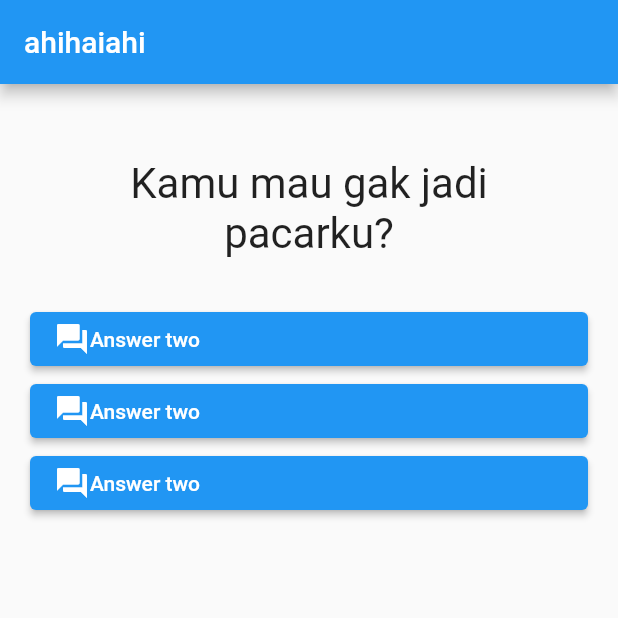
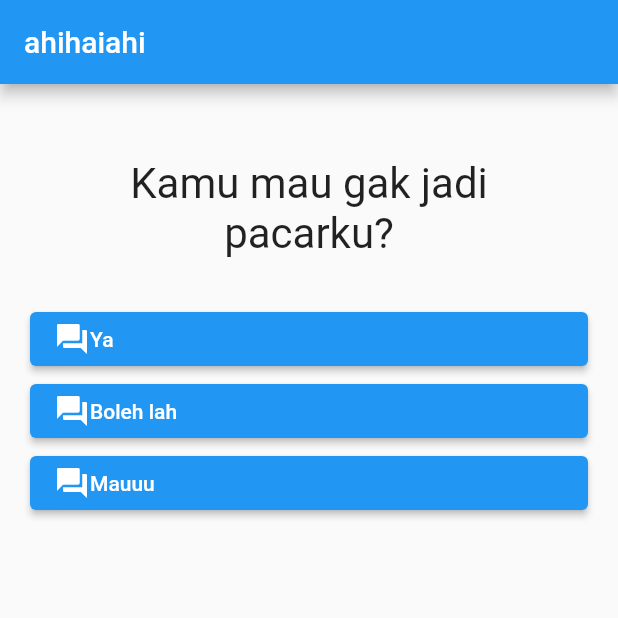
Before and after one commit to raihanadf/flutter-quiz, a Flutter app: the screen it shows after launch, on a phone screen of 412 x 824 dp, the top half of it. Run offline on Flutter 3.47's test engine with Material 2 defaults, Android fonts, the phone set to English and light mode, and no system bars.

```diff
--- a/lib/answer.dart
+++ b/lib/answer.dart
@@ -2,7 +2,8 @@ import 'package:flutter/material.dart';
 
 class Answer extends StatelessWidget {
   final Function selectHandler;
-  Answer(this.selectHandler);
+  final String answerText;
+  Answer(this.selectHandler, this.answerText);
   @override
   Widget build(BuildContext context) {
     return Container(
@@ -10,7 +11,7 @@ class Answer extends StatelessWidget {
           onPressed: selectHandler,
           child: Row(
             mainAxisAlignment: MainAxisAlignment.start,
-            children: [Icon(Icons.question_answer), Text("Answer two")],
+            children: [Icon(Icons.question_answer), Text(answerText)],
           )),
     );
   }
--- a/lib/main.dart
+++ b/lib/main.dart
@@ -14,13 +14,23 @@ class MyApp extends StatefulWidget {
 class _MyAppState extends State<MyApp> {
   var _questionIndex = 0;
   var questions = [
-    "Kamu mau gak jadi pacarku?",
-    "Siapa presiden nomor satu?",
-    "Kuliah penting atau tidak?",
+    {
+      'questionText': "Kamu mau gak jadi pacarku?",
+      'answers': ['Ya', 'Boleh lah', 'Mauuu']
+    },
+    {
+      'questionText': "Siapa presiden nomor satu?",
+      'answers': ['jokowiw', 'megawati', 'suharto']
+    },
+    {
+      'questionText': "Kuliah penting atau tidak?",
+      'answers': ['lumayan', 'lumayan gak penting', 'b aja']
+    },
   ];
   void _answerQuestion() {
     setState(() {
       if (_questionIndex < questions.length - 1) _questionIndex += 1;
+      print(questions[_questionIndex]['answers']);
     });
   }
 
@@ -35,10 +45,10 @@ class _MyAppState extends State<MyApp> {
         body: Container(
           padding: EdgeInsets.all(20),
           child: Column(children: [
-            Question(questions[_questionIndex]),
-            Answer(_answerQuestion),
-            Answer(_answerQuestion),
-            Answer(_answerQuestion),
+            Question(questions[_questionIndex]['questionText']),
+            ...(questions[_questionIndex]['answers'] as List<String>)
+                .map((answer) => Answer(_answerQuestion, answer))
+                .toList(),
           ]),
         ),
       ),
```
